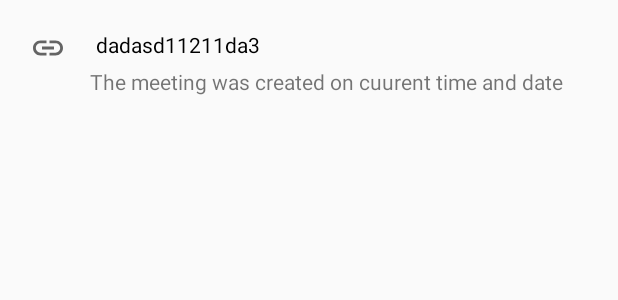
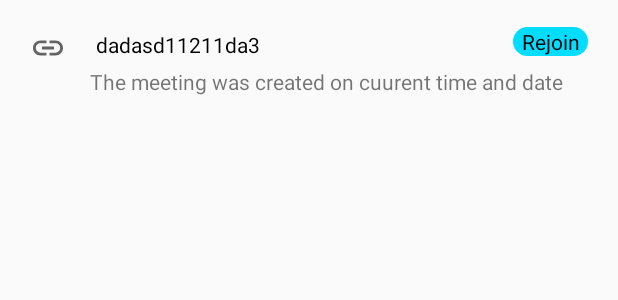
Before and after one commit to MINTU325/GoogleMeet_Clone, an Android app: the layout link_item_layout.xml on its own in the app's theme, with its tools: preview values and no code run, on a phone screen of 412 x 824 dp. Shown: the top 300 px of the screen. Run offline under Robolectric (Android 15) with nearby library versions, the phone set to English and light mode, and no system bars.

Commit message:
rejoin button and feedback

```diff
--- a/app/src/main/java/com/example/googlemeet/Views/FeedBackActivity.kt
+++ b/app/src/main/java/com/example/googlemeet/Views/FeedBackActivity.kt
@@ -38,8 +38,12 @@ class FeedBackActivity : AppCompatActivity() {
         val viewModelFactory = FeedbackViewModelFactory(repo)
         viewmodel = ViewModelProviders.of(this, viewModelFactory).get(FeedbackViewModel::class.java)
 
+        var email = intent.getStringExtra("emailname")
+        feedloginname.text = email
+
         binding.btnclosefeedback.setOnClickListener {
             var intent = Intent(this, MainActivity::class.java)
+
             startActivity(intent)
         }
 
--- a/app/src/main/java/com/example/googlemeet/Views/SignInActivity.kt
+++ b/app/src/main/java/com/example/googlemeet/Views/SignInActivity.kt
@@ -80,13 +80,14 @@ class SignInActivity : AppCompatActivity() {
                 Toast.makeText(this, "Welcome " + personName, Toast.LENGTH_SHORT).show()
                 val intent = Intent(this, MainActivity::class.java)
                 intent.putExtra("photo",personphoto)
+                intent.putExtra("email",personEmail)
                 startActivity(intent)
             }
             // Signed in successfully, show authenticated UI.
         } catch (e: ApiException) {
             // The ApiException status code indicates the detailed failure reason.
             // Please refer to the GoogleSignInStatusCodes class reference for more information.
-            Toast.makeText(this, e.message, Toast.LENGTH_SHORT).show()
+            Toast.makeText(this,"", Toast.LENGTH_SHORT).show()
 
         }
     }
--- a/app/src/main/java/com/example/googlemeet/model/onClickListener.kt
+++ b/app/src/main/java/com/example/googlemeet/model/onClickListener.kt
@@ -4,6 +4,6 @@ interface onClickListener {
 
 
     fun onMeeting(linkModel: linkModel)
-
+    fun rejoin(linkModel: linkModel)
 
 }
--- a/app/src/main/res/drawable/ic_baseline_calendar_today_24.xml
+++ b/app/src/main/res/drawable/ic_baseline_calendar_today_24.xml
@@ -1,10 +1,5 @@
-<vector xmlns:android="http://schemas.android.com/apk/res/android"
-    android:width="24dp"
-    android:height="24dp"
-    android:viewportWidth="24"
-    android:viewportHeight="24"
-    android:tint="?attr/colorControlNormal">
-  <path
-      android:fillColor="@android:color/black"
-      android:pathData="M20,3h-1L19,1h-2v2L7,3L7,1L5,1v2L4,3c-1.1,0 -2,0.9 -2,2v16c0,1.1 0.9,2 2,2h16c1.1,0 2,-0.9 2,-2L22,5c0,-1.1 -0.9,-2 -2,-2zM20,21L4,21L4,8h16v13z"/>
+<vector android:height="24dp" android:tint="#261CAC"
+    android:viewportHeight="24" android:viewportWidth="24"
+    android:width="24dp" xmlns:android="http://schemas.android.com/apk/res/android">
+    <path android:fillColor="@android:color/white" android:pathData="M20,3h-1L19,1h-2v2L7,3L7,1L5,1v2L4,3c-1.1,0 -2,0.9 -2,2v16c0,1.1 0.9,2 2,2h16c1.1,0 2,-0.9 2,-2L22,5c0,-1.1 -0.9,-2 -2,-2zM20,21L4,21L4,8h16v13z"/>
 </vector>
--- /dev/null
+++ b/app/src/main/res/drawable/rectangleblue.xml
@@ -0,0 +1,8 @@
+<?xml version="1.0" encoding="utf-8"?>
+<shape xmlns:android="http://schemas.android.com/apk/res/android"
+    android:shape="rectangle">
+    <solid android:color="@android:color/holo_blue_bright" />
+    <stroke android:color="@color/black" />
+    <corners android:radius="10dp" />
+
+</shape>
--- a/app/src/main/res/layout/link_item_layout.xml
+++ b/app/src/main/res/layout/link_item_layout.xml
@@ -1,6 +1,7 @@
 <?xml version="1.0" encoding="utf-8"?>
 <RelativeLayout xmlns:android="http://schemas.android.com/apk/res/android"
     android:layout_width="match_parent"
+    android:id="@+id/meetingSheet"
     android:layout_height="wrap_content">
 
     <ImageView
@@ -9,12 +10,13 @@
         android:layout_margin="20dp"
         android:id="@+id/imagelink"
         android:layout_height="wrap_content" />
+
     <TextView
         android:layout_width="wrap_content"
         android:id="@+id/meetingitemlayoutid"
         android:text="dadasd11211da3"
         android:textColor="@color/black"
-        android:layout_toRightOf="@id/imagelink"
+        android:layout_toRightOf="@id/calendarlink"
         android:layout_marginTop="20dp"
         android:layout_height="wrap_content" />
 
@@ -37,13 +39,24 @@
         android:layout_height="wrap_content" />
 
     <TextView
-        android:layout_width="wrap_content"
         android:id="@+id/rejoin"
-        android:text="Rejoin"
-        android:visibility="invisible"
+        android:layout_width="50dp"
+        android:paddingLeft="6dp"
+        android:layout_height="wrap_content"
         android:layout_alignParentEnd="true"
         android:layout_marginTop="18dp"
         android:layout_marginRight="20dp"
+        android:text="Rejoin"
+        android:textColor="@color/black"
+        android:background="@drawable/rectangleblue"
+        android:visibility="visible" />
+
+    <ImageView
+        android:layout_width="wrap_content"
+        android:src="@drawable/ic_baseline_calendar_today_24"
+        android:layout_margin="20dp"
+        android:id="@+id/calendarlink"
+        android:visibility="invisible"
         android:layout_height="wrap_content" />
 
 </RelativeLayout>
--- a/app/src/main/res/values-night/themes.xml
+++ b/app/src/main/res/values-night/themes.xml
@@ -4,11 +4,11 @@
         <!-- Primary brand color. -->
         <item name="colorPrimary">@color/purple_200</item>
         <item name="colorPrimaryVariant">@color/purple_700</item>
-        <item name="colorOnPrimary">@color/black</item>
+        <item name="colorOnPrimary">@color/white</item>
         <!-- Secondary brand color. -->
         <item name="colorSecondary">@color/teal_200</item>
         <item name="colorSecondaryVariant">@color/teal_200</item>
-        <item name="colorOnSecondary">@color/black</item>
+        <item name="colorOnSecondary">@color/white</item>
         <!-- Status bar color. -->
         <item name="android:statusBarColor" tools:targetApi="l">?attr/colorPrimaryVariant</item>
         <!-- Customize your theme here. -->
--- a/app/src/main/res/values/themes.xml
+++ b/app/src/main/res/values/themes.xml
@@ -2,8 +2,7 @@
     <!-- Base application theme. -->
     <style name="Theme.GoogleMeet" parent="Theme.AppCompat.Light.NoActionBar">
         <!-- Primary brand color. -->
-        <item name="colorPrimary">@color/purple_500</item>
-        <item name="colorPrimaryVariant">@color/purple_700</item>
+        <item name="colorPrimary">@color/white</item>
         <item name="colorOnPrimary">@color/white</item>
         <!-- Secondary brand color. -->
         <item name="colorSecondary">@color/teal_200</item>
```
Also changed, not shown: app/src/main/java/com/example/googlemeet/Views/MainActivity.kt (+10 -10 lines), app/src/main/java/com/example/googlemeet/adapters/linkAdaptor.kt (+22 -0 lines), app/src/main/java/com/example/googlemeet/model/LinkModel.kt (+8 -1 lines), app/src/main/res/layout/activity_feed_back.xml (+8 -4 lines).
